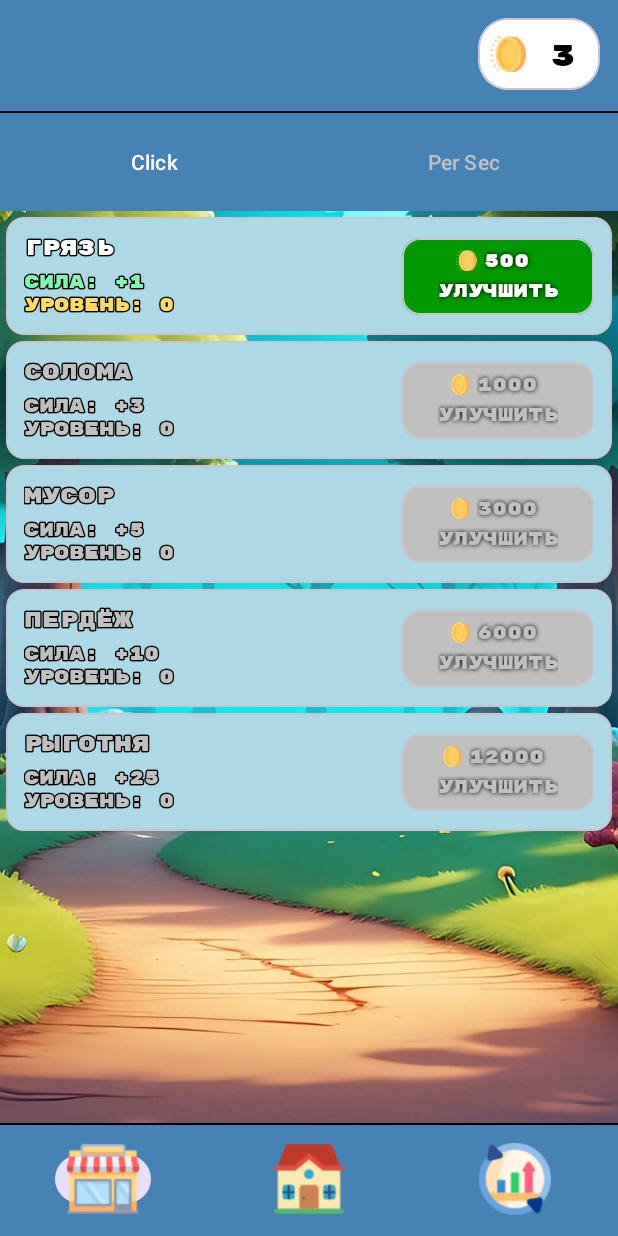
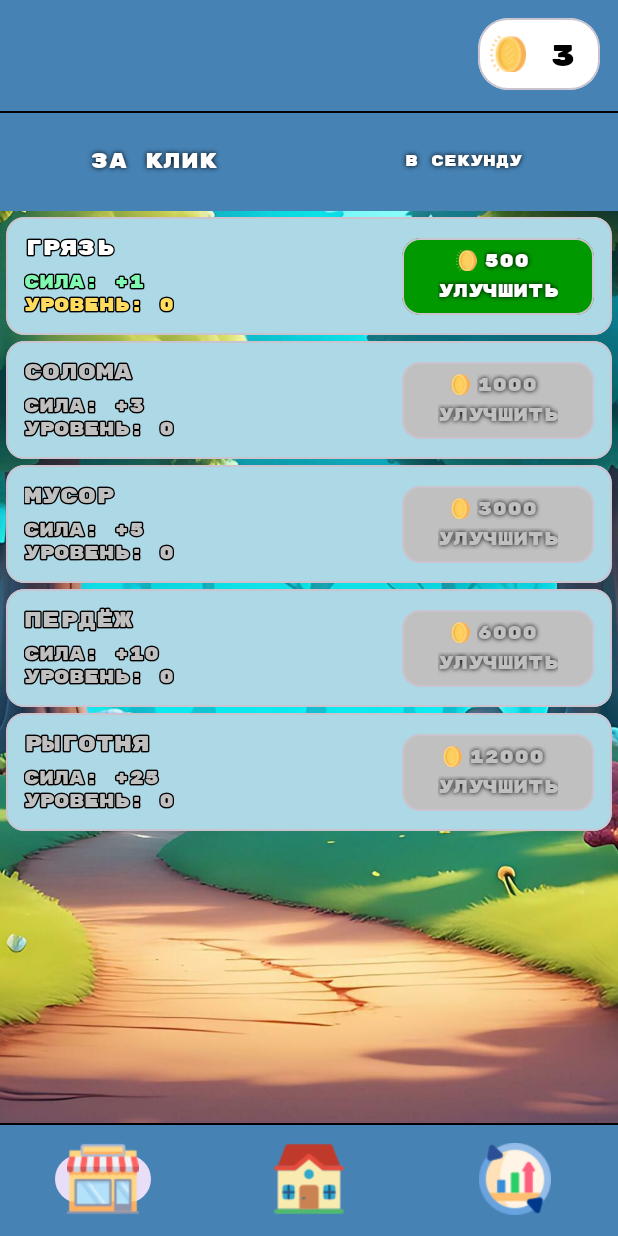
Before and after one commit to screamer228/Clicker_Evolution, an Android app: the UpgradesFragment screen opened through its navigation route, on a phone screen of 412 x 824 dp. Run offline under Robolectric (Android 15) with nearby library versions, the light colour scheme and no system bars; our stand-ins replace Room's generated code.

Commit message:
tabs of tabLayout appearance

```diff
--- a/app/src/main/java/com/example/clickerevolution/presentation/upgrades_fragment/UpgradesFragment.kt
+++ b/app/src/main/java/com/example/clickerevolution/presentation/upgrades_fragment/UpgradesFragment.kt
@@ -2,12 +2,15 @@ package com.example.clickerevolution.presentation.upgrades_fragment
 
 import android.os.Bundle
 import android.util.Log
+import android.util.TypedValue
 import android.view.LayoutInflater
 import android.view.View
 import android.view.ViewGroup
+import android.widget.TextView
 import androidx.fragment.app.Fragment
 import androidx.lifecycle.ViewModelProvider
 import androidx.viewpager2.widget.ViewPager2
+import com.example.clickerevolution.R
 import com.example.clickerevolution.app.App
 import com.example.clickerevolution.databinding.FragmentUpgradesBinding
 import com.example.clickerevolution.presentation.upgrades_fragment.adapter.ViewPagerAdapter
@@ -50,6 +53,10 @@ class UpgradesFragment : Fragment() {
         bindViews()
 
         prepareViewPager()
+
+        customizeTabLayout()
+
+        setInitialTabTextSize()
     }
 
     private fun prepareViewPager() {
@@ -57,13 +64,58 @@ class UpgradesFragment : Fragment() {
             UpgradesClickFragment.newInstance(),
             UpgradesPerSecFragment.newInstance()
         )
-        val tabTitleArray = arrayOf("Click", "Per Sec")
+        val tabTitleArray = arrayOf("За клик", "В секунду")
 
         viewPager.adapter = ViewPagerAdapter(requireActivity(), fragmentList)
 
         TabLayoutMediator(tabLayout, viewPager) { tab, position ->
-            tab.text = tabTitleArray[position]
+            tab.customView = createTabView(tabTitleArray[position])
         }.attach()
+    }
+
+    private fun customizeTabLayout() {
+        val tabTitleArray = arrayOf("За клик", "В секунду")
+
+        for (i in tabTitleArray.indices) {
+            val tab = tabLayout.getTabAt(i)
+            tab?.customView = createTabView(tabTitleArray[i])
+        }
+
+        tabLayout.addOnTabSelectedListener(object : TabLayout.OnTabSelectedListener {
+            override fun onTabSelected(tab: TabLayout.Tab) {
+                val tabView = tab.customView as? TextView
+                tabView?.setTextSize(TypedValue.COMPLEX_UNIT_SP, 14f) // Increase text size for selected tab
+            }
+
+            override fun onTabUnselected(tab: TabLayout.Tab) {
+                val tabView = tab.customView as? TextView
+                tabView?.setTextSize(TypedValue.COMPLEX_UNIT_SP, 10f) // Reset text size for unselected tab
+            }
+
+            override fun onTabReselected(tab: TabLayout.Tab) {
+                // Optionally handle reselection
+            }
+        })
+    }
+
+    private fun setInitialTabTextSize() {
+        val selectedTab = tabLayout.getTabAt(tabLayout.selectedTabPosition)
+        val selectedTabView = selectedTab?.customView as? TextView
+        selectedTabView?.setTextSize(TypedValue.COMPLEX_UNIT_SP, 14f) // Increase text size for selected tab
+
+        for (i in 0 until tabLayout.tabCount) {
+            if (i != tabLayout.selectedTabPosition) {
+                val tab = tabLayout.getTabAt(i)
+                val tabView = tab?.customView as? TextView
+                tabView?.setTextSize(TypedValue.COMPLEX_UNIT_SP, 10f) // Reset text size for unselected tab
+            }
+        }
+    }
+
+    private fun createTabView(tabTitle: String): View {
+        val tabView = LayoutInflater.from(context).inflate(R.layout.custom_tab, null) as TextView
+        tabView.text = tabTitle
+        return tabView
     }
 
     override fun onResume() {
--- /dev/null
+++ b/app/src/main/res/layout/custom_tab.xml
@@ -0,0 +1,9 @@
+<?xml version="1.0" encoding="utf-8"?>
+<TextView xmlns:android="http://schemas.android.com/apk/res/android"
+    android:id="@+id/tabTitle"
+    style="@style/style_text_default"
+    android:layout_width="wrap_content"
+    android:layout_height="wrap_content"
+    android:gravity="center"
+    android:padding="10dp"
+    android:textSize="14sp" />
```
